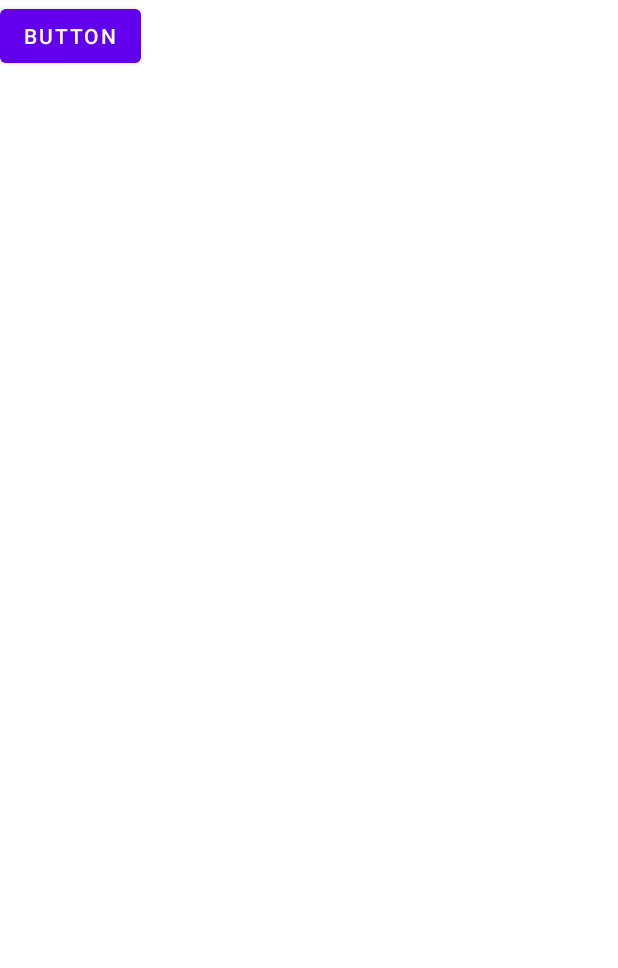
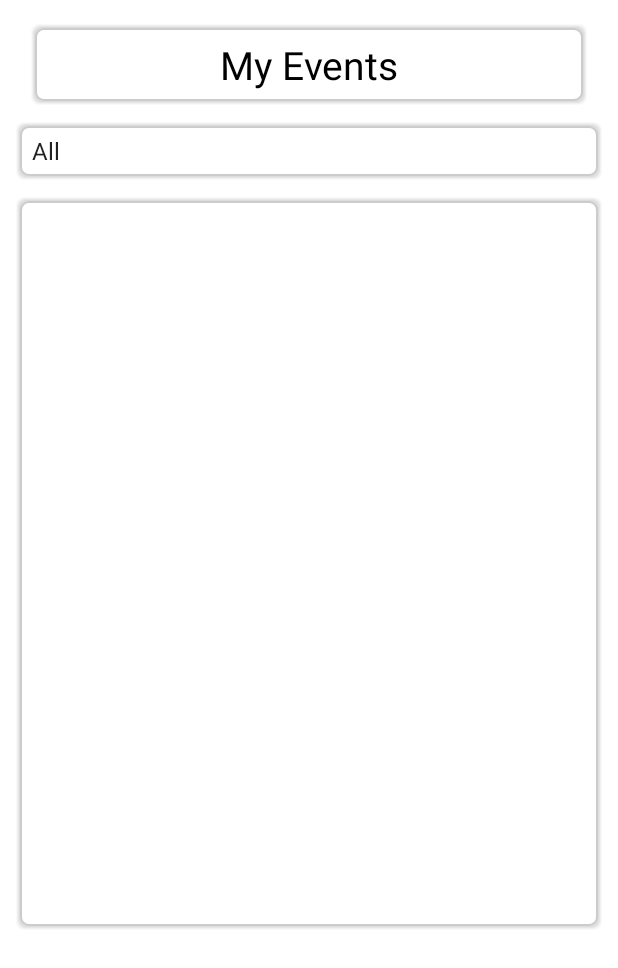
Before and after one commit to ahmettoguz/SOCI, an Android app: the layout fragment_user_event.xml on its own in the app's theme, with its tools: preview values and no code run, on a phone screen of 412 x 824 dp. Shown: the top 968 px of the screen. Run offline under Robolectric (Android 15) with nearby library versions, the phone set to English and light mode, and no system bars.

Commit message:
Feat: User event fragment is implemented.

```diff
--- a/app/src/main/res/layout/fragment_user_event.xml
+++ b/app/src/main/res/layout/fragment_user_event.xml
@@ -1,20 +1,41 @@
 <?xml version="1.0" encoding="utf-8"?>
-<FrameLayout xmlns:android="http://schemas.android.com/apk/res/android"
+<LinearLayout xmlns:android="http://schemas.android.com/apk/res/android"
     xmlns:tools="http://schemas.android.com/tools"
     android:layout_width="match_parent"
     android:layout_height="match_parent"
+    android:orientation="vertical"
     tools:context=".Ui.UserEventFragment">
 
-    <!-- TODO: Update blank fragment layout -->
-    <Button
-        android:id="@+id/userEvent_Btn_Test"
-        android:layout_width="wrap_content"
+    <TextView
+        android:id="@+id/userEvent_Tv_Title"
+        android:layout_width="match_parent"
         android:layout_height="wrap_content"
-        android:text="Button" />
+        android:layout_gravity="center"
+        android:layout_marginHorizontal="@dimen/dp20"
+        android:layout_marginTop="@dimen/dp15"
+        android:background="@drawable/shadow"
+        android:paddingVertical="@dimen/dp10"
+        android:text="@string/my_events"
+        android:textAlignment="center"
+        android:textColor="@color/black"
+        android:textSize="@dimen/header_Size" />
 
-    <TextView
+    <Spinner
+        android:id="@+id/userEvent_Sp_Filter"
         android:layout_width="match_parent"
-        android:layout_height="match_parent"
-        android:text="user event" />
+        android:layout_height="@dimen/dp40"
+        android:background="@drawable/shadow"
+        android:layout_marginHorizontal="@dimen/dp10"
+        android:layout_marginTop="@dimen/dp10"
+        android:entries="@array/filter_user_event" />
 
-</FrameLayout>
+    <androidx.recyclerview.widget.RecyclerView
+        android:id="@+id/userEvent_Rv_Events"
+        android:layout_width="match_parent"
+        android:layout_height="490dp"
+        android:layout_marginHorizontal="@dimen/dp10"
+        android:layout_marginTop="@dimen/dp10"
+        android:background="@drawable/shadow" />
+
+
+</LinearLayout>
--- a/app/src/main/res/values/arrays.xml
+++ b/app/src/main/res/values/arrays.xml
@@ -13,4 +13,10 @@
         <item>Sightseeing</item>
         <item>Conference</item>
     </array>
+
+    <array name="filter_user_event">
+        <item>All</item>
+        <item>Participated Events</item>
+        <item>Owned Events</item>
+    </array>
 </resources>
--- a/app/src/main/res/values/strings.xml
+++ b/app/src/main/res/values/strings.xml
@@ -11,4 +11,5 @@
     <string name="select_Gender">Select Gender</string>
     <string name="male">Male</string>
     <string name="Female">Female</string>
+    <string name="my_events">My Events</string>
 </resources>
```
Also changed, not shown: app/src/main/java/com/soci/soci/Business/MainSys.java (+28 -0 lines), app/src/main/java/com/soci/soci/Ui/UserEventFragment.java (+32 -4 lines).
